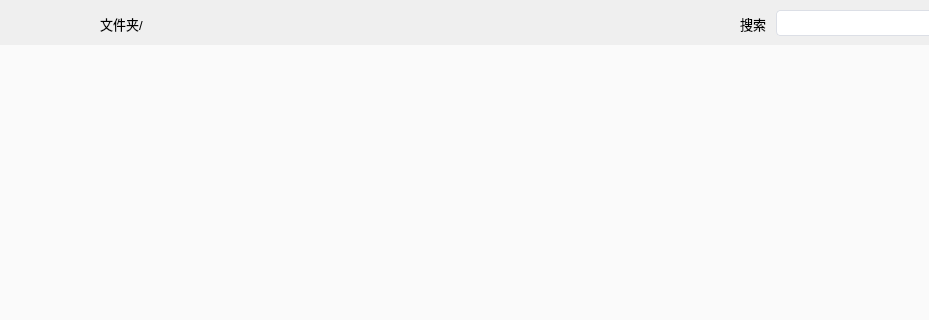
Old version of the form src/rightClickHelper/view/management/index.ui in the repository NWYLZW/right-click-helper; both pictures show x 0 to 929 and y 0 to 320 of the 1100 by 649 pixel window.
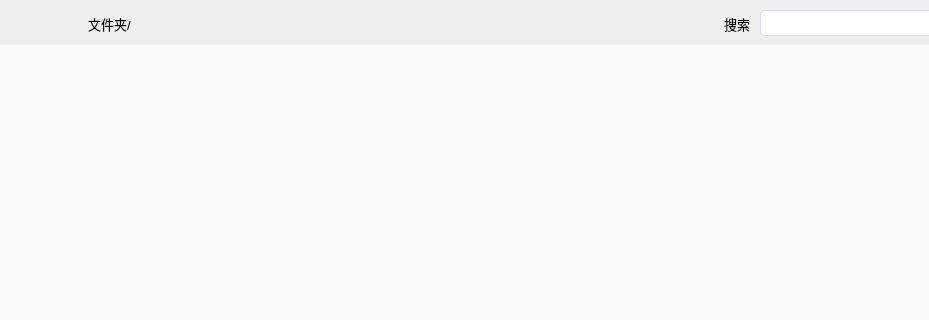
New version of the form. Icons and pictures are not drawn. Custom widgets are drawn as their Qt base class.

The edit to the form file:
```diff
--- a/src/rightClickHelper/view/management/index.ui
+++ b/src/rightClickHelper/view/management/index.ui
@@ -142,14 +142,14 @@
          <widget class="QPushButton" name="home">
           <property name="minimumSize">
            <size>
-            <width>20</width>
-            <height>20</height>
+            <width>16</width>
+            <height>16</height>
            </size>
           </property>
           <property name="maximumSize">
            <size>
-            <width>20</width>
-            <height>20</height>
+            <width>16</width>
+            <height>16</height>
            </size>
           </property>
           <property name="cursor">
@@ -167,14 +167,14 @@
          <widget class="QPushButton" name="upPackage">
           <property name="minimumSize">
            <size>
-            <width>20</width>
-            <height>20</height>
+            <width>16</width>
+            <height>16</height>
            </size>
           </property>
           <property name="maximumSize">
            <size>
-            <width>20</width>
-            <height>20</height>
+            <width>16</width>
+            <height>16</height>
            </size>
           </property>
           <property name="cursor">
@@ -192,14 +192,14 @@
          <widget class="QPushButton" name="refresh">
           <property name="minimumSize">
            <size>
-            <width>20</width>
-            <height>20</height>
+            <width>16</width>
+            <height>16</height>
            </size>
           </property>
           <property name="maximumSize">
            <size>
-            <width>20</width>
-            <height>20</height>
+            <width>16</width>
+            <height>16</height>
            </size>
           </property>
           <property name="cursor">
@@ -236,14 +236,14 @@
          <widget class="QPushButton" name="more">
           <property name="minimumSize">
            <size>
-            <width>20</width>
-            <height>20</height>
+            <width>16</width>
+            <height>16</height>
            </size>
           </property>
           <property name="maximumSize">
            <size>
-            <width>20</width>
-            <height>20</height>
+            <width>16</width>
+            <height>16</height>
            </size>
           </property>
           <property name="cursor">
```
